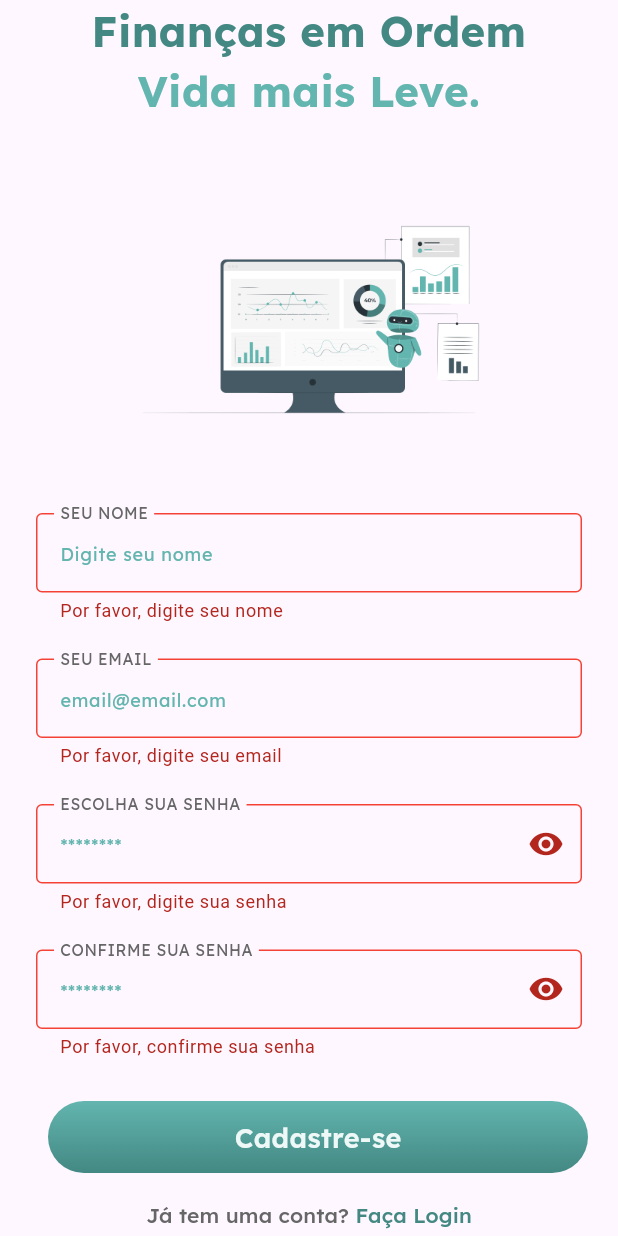
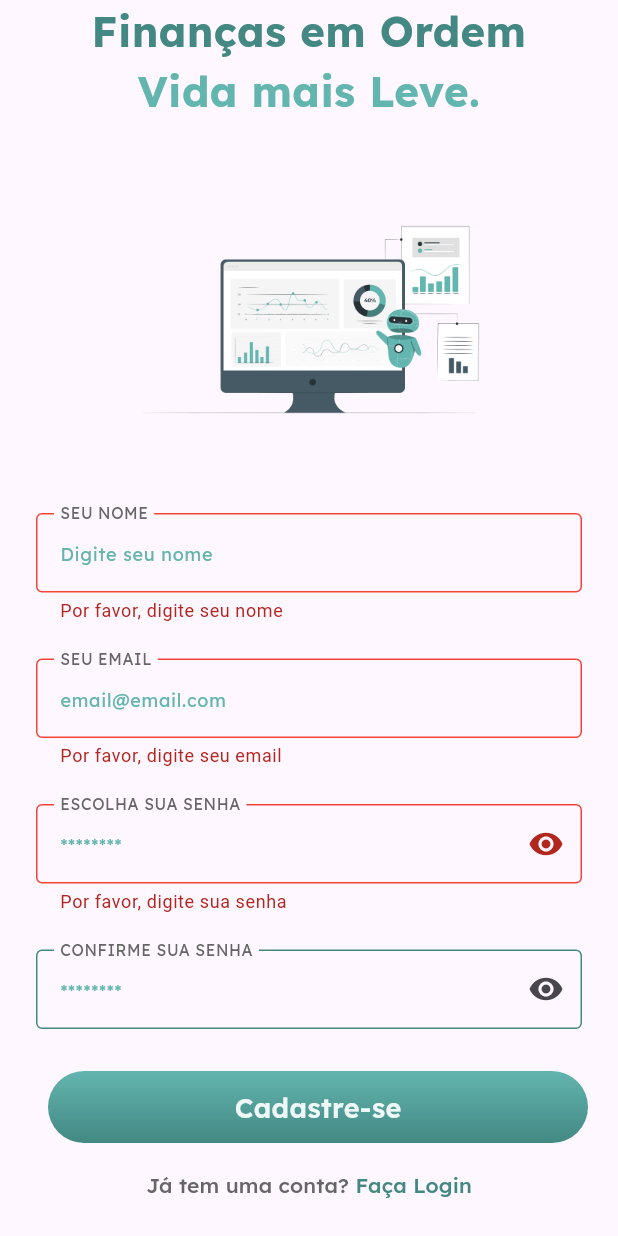
Before and after one commit to augusto-hog/despesas_app, a Flutter app: the screen it shows after launch, after a tap on "Cadastre-se", on a phone screen of 412 x 824 dp. Run offline on Flutter 3.47's test engine with Material 3 defaults, Android fonts, the phone set to English and light mode, and no system bars.

Commit message:
feat: Adiciona validações de formulário na página de cadastro

```diff
--- /dev/null
+++ b/lib/common/utils/validator.dart
@@ -0,0 +1,44 @@
+class Validator {
+  Validator._();
+
+  static String? validateName(String? value) {
+    final condition = RegExp(r"([A-ZÀ-ÿ][-,A-ZÀ-ÿ. ']+[ ]*)+");
+    if (value != null && value.isEmpty) {
+      return 'Por favor, digite seu nome';
+    }
+    if (value != null && !condition.hasMatch(value)) {
+      return 'Por favor, digite um nome válido';
+    }
+    return null;
+  }
+
+  static String? validateEmail(String? value) {
+    final condition = RegExp(r"^[\w-\.]+@([\w-]+\.)+[\w-]{2,4}$");
+    if (value != null && value.isEmpty) {
+      return 'Por favor, digite seu email';
+    }
+    if (value != null && !condition.hasMatch(value)) {
+      return 'Por favor, digite um email válido';
+    }
+    return null;
+  }
+
+  static String? validatePassword(String? value) {
+    final condition =
+        RegExp(r"^(?=.*\d)(?=.*[a-z])(?=.*[A-Z])(?=.*[a-zA-Z]).{8,}$");
+    if (value != null && value.isEmpty) {
+      return 'Por favor, digite sua senha';
+    }
+    if (value != null && !condition.hasMatch(value)) {
+      return 'Por favor, digite uma senha válida';
+    }
+    return null;
+  }
+
+  static String? validateConfirmPassword(String? first, String? second) {
+    if (first != second) {
+      return 'As senhas não coincidem';
+    }
+    return null;
+  }
+}
--- a/lib/common/widgets/custom_text_form_field.dart
+++ b/lib/common/widgets/custom_text_form_field.dart
@@ -82,6 +82,7 @@ class _CustomTextFormFieldState extends State<CustomTextFormField> {
         textCapitalization:
             widget.textCapitalization ?? TextCapitalization.none,
         decoration: InputDecoration(
+          errorMaxLines: 3,
           helperText: _helperText,
           helperMaxLines: 3,
           suffixIcon: widget.suffixIcon,
--- a/lib/features/cadastro/sign_up_page.dart
+++ b/lib/features/cadastro/sign_up_page.dart
@@ -7,6 +7,7 @@ import 'package:despesas_app/common/widgets/custom_text_form_field.dart';
 import 'package:despesas_app/common/widgets/multi_text_button.dart';
 import 'package:despesas_app/common/widgets/password_form_field.dart';
 import 'package:despesas_app/common/widgets/primary_button.dart';
+import 'package:despesas_app/common/utils/validator.dart';
 import 'package:flutter/material.dart';
 
 class SignUpPage extends StatefulWidget {
@@ -18,6 +19,7 @@ class SignUpPage extends StatefulWidget {
 
 class _SignUpPageState extends State<SignUpPage> {
   final _formKey = GlobalKey<FormState>();
+  final _passwordController = TextEditingController();
 
   @override
   Widget build(BuildContext context) {
@@ -55,44 +57,28 @@ class _SignUpPageState extends State<SignUpPage> {
                     inputFormatters: [
                       UpperCaseTextInputFormatter(),
                     ],
-                    validator: (value) {
-                      if (value != null && value.isEmpty) {
-                        return 'Por favor, digite seu nome';
-                      }
-                      return null;
-                    },
+                    validator: Validator.validateName,
                   ),
-                  CustomTextFormField(
+                  const CustomTextFormField(
                     labelText: "seu Email",
                     hintText: "email@email.com",
-                    validator: (value) {
-                      if (value != null && value.isEmpty) {
-                        return 'Por favor, digite seu email';
-                      }
-                      return null;
-                    },
+                    validator: Validator.validateEmail,
                   ),
                   PasswordFormField(
+                    controller: _passwordController,
                     labelText: "escolha sua senha",
                     hintText: "********",
                     helperText:
-                        "Mínimo de 8 caracteres, 1 letra maiuscula e números",
-                    validator: (value) {
-                      if (value != null && value.isEmpty) {
-                        return 'Por favor, digite sua senha';
-                      }
-                      return null;
-                    },
+                        "Mínimo de 8 caracteres, 1 letra maiuscula, 1 número e 1 simbolo",
+                    validator: Validator.validatePassword,
                   ),
                   PasswordFormField(
                     labelText: "Confirme sua senha",
                     hintText: "********",
-                    validator: (value) {
-                      if (value != null && value.isEmpty) {
-                        return 'Por favor, confirme sua senha';
-                      }
-                      return null;
-                    },
+                    validator: (value) => Validator.validateConfirmPassword(
+                      value,
+                      _passwordController.text,
+                    ),
                   ),
                 ],
               )),
```
